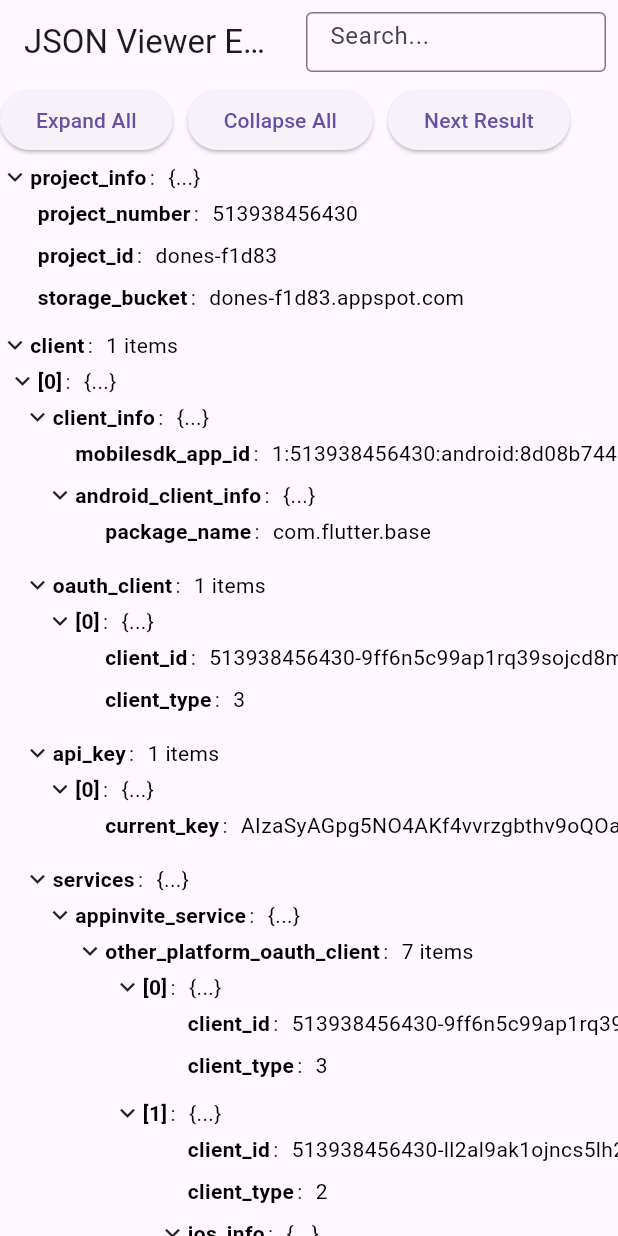
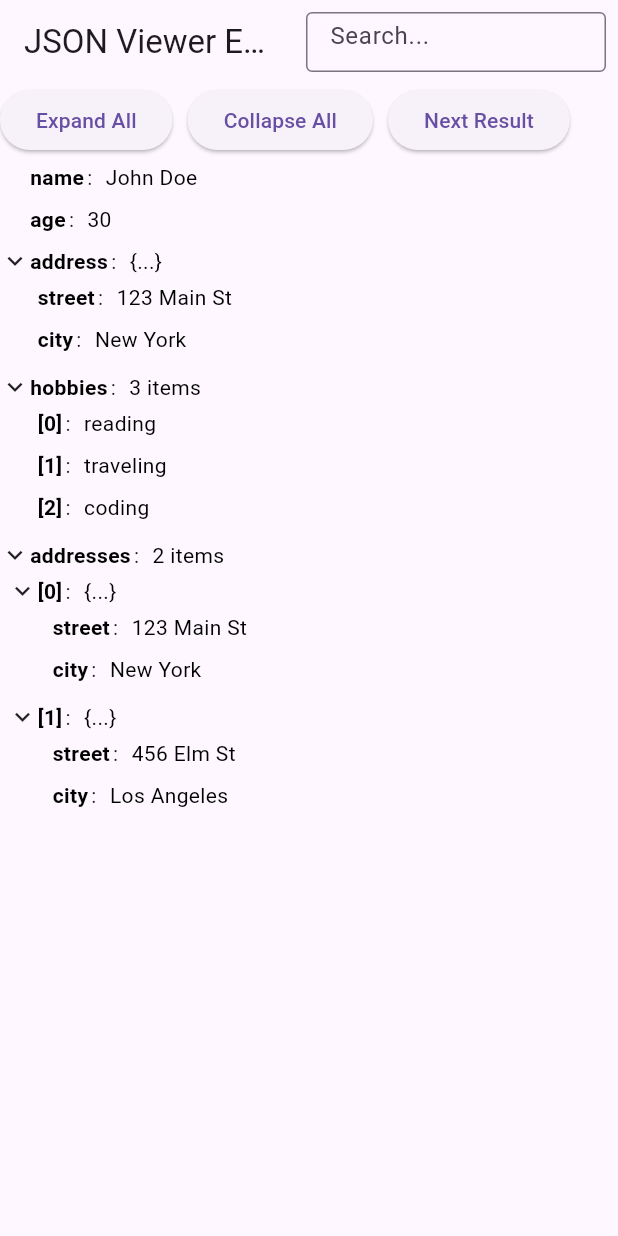
Before and after one commit to tranthequang/easy_json_viewer, a Flutter app: the screen it shows after launch, after a tap on "Expand All", on a phone screen of 412 x 824 dp. Run offline on Flutter 3.47's test engine with Material 3 defaults, Android fonts, the phone set to English and light mode, and no system bars.

Commit message:
revert json example

```diff
--- a/example/lib/json_viewer_example.dart
+++ b/example/lib/json_viewer_example.dart
@@ -15,77 +15,14 @@
   final controller = JsonViewerController();
   String _searchKey = '';
   final Map<String, dynamic> sampleJson = {
-    "project_info": {
-      "project_number": "513938456430",
-      "project_id": "dones-f1d83",
-      "storage_bucket": "dones-f1d83.appspot.com"
-    },
-    "client": [
-      {
-        "client_info": {
-          "mobilesdk_app_id": "1:513938456430:android:8d08b7447cf27434838b7f",
-          "android_client_info": {"package_name": "com.flutter.base"}
-        },
-        "oauth_client": [
-          {
-            "client_id":
-                "513938456430-9ff6n5c99ap1rq39sojcd8mbcm1dmcn0.apps.googleusercontent.com",
-            "client_type": 3
-          }
-        ],
-        "api_key": [
-          {"current_key": "AIzaSyAGpg5NO4AKf4vvrzgbthv9oQOalxmOlgc"}
-        ],
-        "services": {
-          "appinvite_service": {
-            "other_platform_oauth_client": [
-              {
-                "client_id":
-                    "513938456430-9ff6n5c99ap1rq39sojcd8mbcm1dmcn0.apps.googleusercontent.com",
-                "client_type": 3
-              },
-              {
-                "client_id":
-                    "513938456430-ll2al9ak1ojncs5lh27h6k9kfoupr18n.apps.googleusercontent.com",
-                "client_type": 2,
-                "ios_info": {"bundle_id": "com1.flutter.base"}
-              },
-              {
-                "client_id":
-                    "513938456430-ll2al9ak1ojncs5lh27h6k9kfoupr18n.apps.googleusercontent.com",
-                "client_type": 2,
-                "ios_info": {"bundle_id": "com2.flutter.base"}
-              },
-              {
-                "client_id":
-                    "513938456430-ll2al9ak1ojncs5lh27h6k9kfoupr18n.apps.googleusercontent.com",
-                "client_type": 2,
-                "ios_info": {"bundle_id": "com3.flutter.base"}
-              },
-              {
-                "client_id":
-                    "513938456430-ll2al9ak1ojncs5lh27h6k9kfoupr18n.apps.googleusercontent.com",
-                "client_type": 2,
-                "ios_info": {"bundle_id": "com4.flutter.base"}
-              },
-              {
-                "client_id":
-                    "513938456430-ll2al9ak1ojncs5lh27h6k9kfoupr18n.apps.googleusercontent.com",
-                "client_type": 2,
-                "ios_info": {"bundle_id": "com5.flutter.base"}
-              },
-              {
-                "client_id":
-                    "513938456430-ll2al9ak1ojncs5lh27h6k9kfoupr18n.apps.googleusercontent.com",
-                "client_type": 2,
-                "ios_info": {"bundle_id": "com6.flutter.base"}
-              }
-            ]
-          }
-        }
-      }
+    "name": "John Doe",
+    "age": 30,
+    "address": {"street": "123 Main St", "city": "New York"},
+    "hobbies": ["reading", "traveling", "coding"],
+    "addresses": [
+      {"street": "123 Main St", "city": "New York"},
+      {"street": "456 Elm St", "city": "Los Angeles"},
     ],
-    "configuration_version": "1"
   };
 
   // Method to update the search key
```
